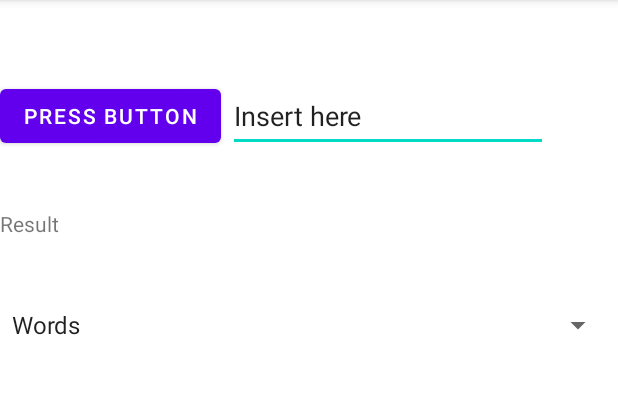
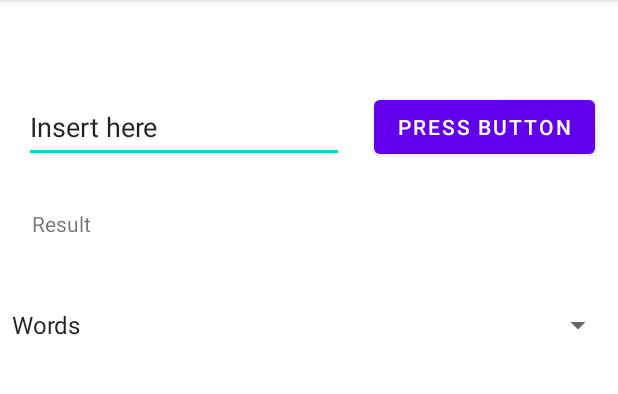
Before and after one commit to liaulyte/2LAB, an Android app: the screen it shows after launch (MainActivity), on a phone screen of 412 x 824 dp, the part 84-478 px from its top. Run offline under Robolectric (Android 15) with nearby library versions, the phone set to English and light mode, and no system bars.

Commit message:
initial commit

```diff
--- a/app/src/main/java/com/example/antras/text/countText.java
+++ b/app/src/main/java/com/example/antras/text/countText.java
@@ -18,4 +18,7 @@ public class countText {
         }
         return charCount;
     }
+    public static int getWordsAndSpace(String input){
+        return input.length();
+    }
 }
--- a/app/src/main/res/layout/activity_main.xml
+++ b/app/src/main/res/layout/activity_main.xml
@@ -21,10 +21,10 @@
         app:layout_constraintVertical_bias="0.193" />
 
     <EditText
-        android:id="@+id/txtName"
+        android:id="@+id/txtMain"
         android:layout_width="wrap_content"
         android:layout_height="wrap_content"
-        android:layout_marginStart="152dp"
+        android:layout_marginStart="16dp"
         android:ems="10"
         android:inputType="textPersonName"
         android:minHeight="48dp"
@@ -32,19 +32,19 @@
         app:layout_constraintBottom_toBottomOf="parent"
         app:layout_constraintStart_toStartOf="parent"
         app:layout_constraintTop_toTopOf="parent"
-        app:layout_constraintVertical_bias="0.074" />
+        app:layout_constraintVertical_bias="0.084" />
 
     <Button
         android:id="@+id/btnCalculate"
         android:layout_width="wrap_content"
         android:layout_height="wrap_content"
-        android:layout_marginStart="36dp"
+        android:layout_marginStart="20dp"
         android:onClick="onBtnCalculateClick"
         android:text="Press button"
         app:layout_constraintBottom_toBottomOf="parent"
         app:layout_constraintStart_toEndOf="@+id/txtMain"
         app:layout_constraintTop_toTopOf="parent"
-        app:layout_constraintVertical_bias="0.074"
+        app:layout_constraintVertical_bias="0.084"
         tools:ignore="UnknownId" />
 
     <Spinner
```
Also changed, not shown: app/src/main/java/com/example/antras/MainActivity.java (+3 -13 lines).
